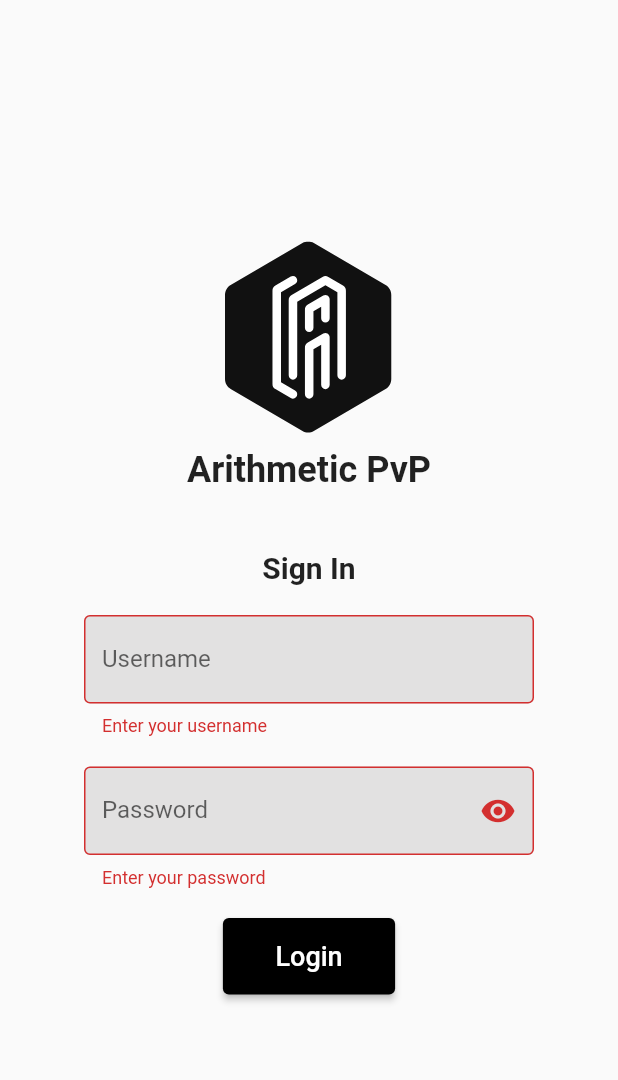
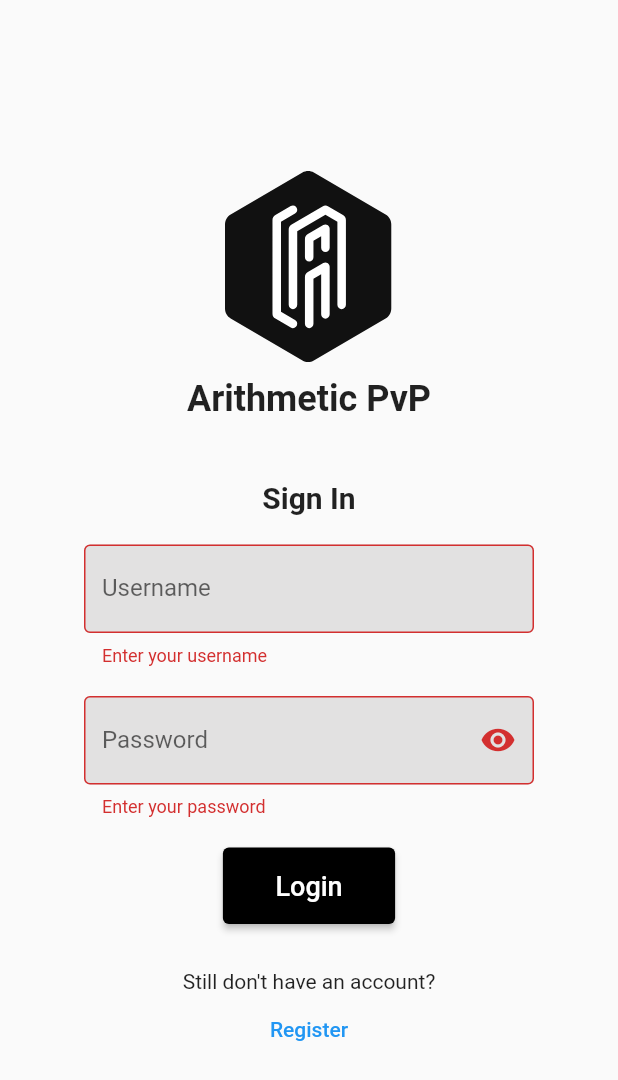
Before and after one commit to EvgenyPetrashko/arithmetic_pvp, a Flutter app: the LoginPage screen opened directly, after a tap on "Login", on a phone screen of 412 x 824 dp. Shown: the top 1080 px of the screen. Run offline on Flutter 3.47's test engine with Material 2 defaults, Android fonts, the phone set to English and light mode, and no system bars; our stand-ins replace dio, flutter_svg, shared_preferences; accounts and stored records are empty.

Commit message:
Minor changes in Login, Register pages + return type in login call(auth.dart) was changed

```diff
--- a/lib/login.dart
+++ b/lib/login.dart
@@ -1,8 +1,10 @@
 import 'package:arithmetic_pvp/logic/network_client.dart';
 import 'package:arithmetic_pvp/main.dart';
+import 'package:arithmetic_pvp/register.dart';
 import 'package:flutter/cupertino.dart';
 import 'package:flutter/material.dart';
 import 'package:flutter_svg/flutter_svg.dart';
+import 'package:shared_preferences/shared_preferences.dart';
 
 import 'logic/auth.dart';
 
@@ -22,13 +24,13 @@ class _LoginPageState extends State<LoginPage> {
   final TextEditingController _passwordController = TextEditingController();
 
   late Auth auth_client;
+  late SharedPreferences prefs;
 
   @override
   void initState() {
     super.initState();
     auth_client = Auth(NetworkClient());
   }
-
 
   @override
   Widget build(BuildContext context) {
@@ -120,26 +122,36 @@ Widget build(BuildContext context) {
                         ),
                         ElevatedButton(
                             onPressed: () async {
+                              if (_registerFormKey.currentState!.validate()) {
+                                if (!_submitBtnDisabled) {
                                   _submitBtnDisabled = true;
-                              if (_registerFormKey.currentState!.validate()) {
                                   var responseMap = await auth_client.login(
                                       _usernameController.text,
                                       _passwordController.text);
-                                var report = responseMap.keys.first;
-                                var status = responseMap[report] ?? false;
-                                // if (status) {
-                                if (true) {
+                                  var reportMap = responseMap.keys.first;
+                                  var status = responseMap[reportMap] ?? false;
+                                  if (status) {
+                                    prefs =
+                                        await SharedPreferences.getInstance();
+                                    await prefs.setString(
+                                        'refresh', reportMap["refresh"] ?? "");
+                                    await prefs.setString(
+                                        "access", reportMap["access"] ?? "");
                                     Navigator.push(
                                         context,
                                         MaterialPageRoute(
-                                          builder: (context) => MyHomePage()));
+                                            builder: (context) =>
+                                                MyHomePage()));
                                   } else {
                                     ScaffoldMessenger.of(context).showSnackBar(
-                                    SnackBar(content: Text(report)),
+                                      SnackBar(
+                                          content: Text(
+                                              reportMap["error"] ?? "Error")),
                                     );
                                   }
+                                  _submitBtnDisabled = false;
                                 }
-                              _submitBtnDisabled = false;
+                              }
                             },
                             style: ElevatedButton.styleFrom(
                               primary: Colors.black,
@@ -150,13 +162,28 @@ Widget build(BuildContext context) {
                               "Login",
                               style: TextStyle(fontSize: 18),
                             )),
+                        const SizedBox(
+                          height: 30,
+                        ),
+                        const Text("Still don't have an account?"),
+                        TextButton(
+                            onPressed: () {
+                              Navigator.push(
+                                  context,
+                                  MaterialPageRoute(
+                                      builder: (context) => RegisterPage()));
+                            },
+                            child: const Text("Register")),
                       ],
                     ),
                   ),
                   width: 300,
-                )
+                ),
               ],
             ),
-            ))));
+          ),
+        ),
+      ),
+    );
   }
 }
--- a/pubspec.yaml
+++ b/pubspec.yaml
@@ -32,6 +32,7 @@ dependencies:
   flutter_svg: ^1.0.3
   dio: ^4.0.4
   crypto: ^3.0.1
+  shared_preferences: ^2.0.13
   # google_sign_in: ^5.2.4
 
 
```
Also changed, not shown: lib/logic/auth.dart (+11 -6 lines), lib/register.dart (+16 -6 lines), pubspec.lock, 1 other file. Lines whose indentation alone changed are shown as unchanged.
